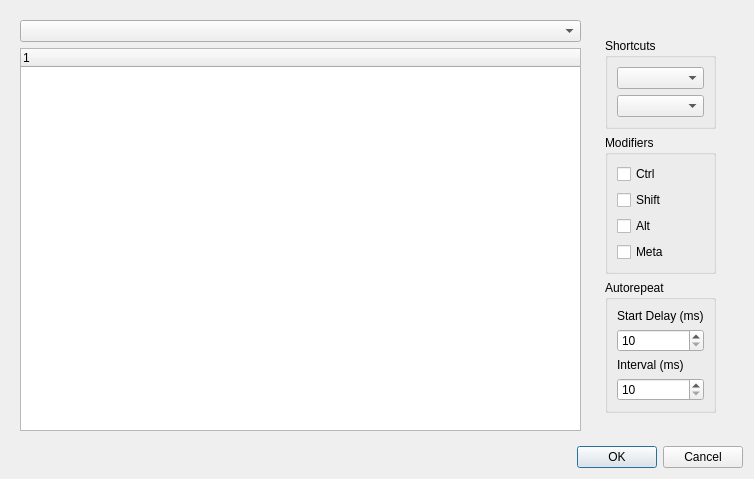
First picture: the form in src/traverso/ui/ShortcutEditorDialog.ui, repository ErwanLegrand/Traverso-DAW, before the edit.
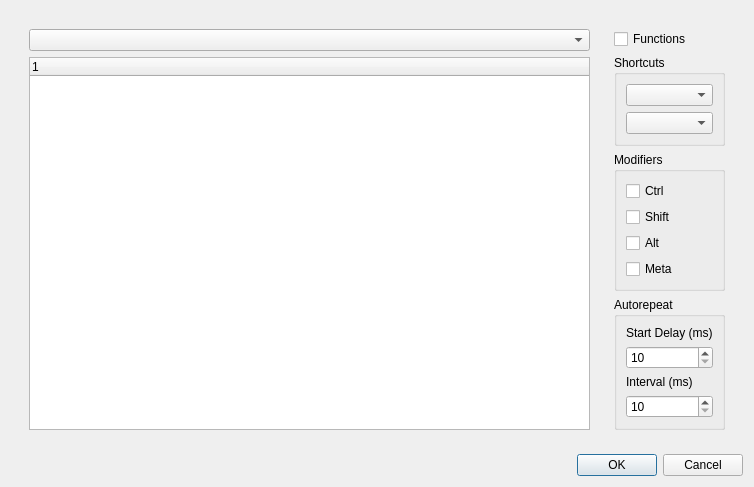
Second picture: the form after the edit.

Commit message: added option to show functions per shorcut key

The edit to the form file:
```diff
--- a/src/traverso/ui/ShortcutEditorDialog.ui
+++ b/src/traverso/ui/ShortcutEditorDialog.ui
@@ -7,7 +7,7 @@
     <x>0</x>
     <y>0</y>
     <width>754</width>
-    <height>452</height>
+    <height>412</height>
    </rect>
   </property>
   <property name="windowTitle">
@@ -15,24 +15,36 @@
   </property>
   <layout class="QVBoxLayout" name="verticalLayout">
    <item>
-    <widget class="QFrame" name="">
+    <widget class="QFrame" name="frame">
      <layout class="QHBoxLayout" name="horizontalLayout_2">
       <item>
+       <widget class="QFrame" name="">
        <layout class="QVBoxLayout" name="verticalLayout_2">
         <item>
          <widget class="QComboBox" name="objectsComboBox"/>
         </item>
         <item>
-         <widget class="QTreeWidget" name="shortcutsTreeWidget"/>
-        </item>
-       </layout>
+          <widget class="QTreeWidget" name="shortcutsTreeWidget">
+           <column>
+            <property name="text">
+             <string notr="true">1</string>
+            </property>
+           </column>
+          </widget>
+         </item>
+        </layout>
+       </widget>
       </item>
       <item>
-       <widget class="QWidget" name="" native="true">
+       <widget class="QFrame" name="frame">
         <layout class="QVBoxLayout" name="verticalLayout_3">
          <item>
-          <widget class="QFrame" name="">
-           <layout class="QVBoxLayout" name="verticalLayout_4">
+          <widget class="QCheckBox" name="showfunctionsCheckBox">
+           <property name="text">
+            <string>Functions</string>
+           </property>
+          </widget>
+         </item>
             <item>
              <widget class="QGroupBox" name="groupBox_3">
               <property name="title">
@@ -145,9 +157,8 @@
           </widget>
          </item>
         </layout>
-       </widget>
-      </item>
-     </layout>
+     <zorder>frame</zorder>
+     <zorder>frame</zorder>
     </widget>
    </item>
    <item>
```
Lines whose indentation alone changed are shown as unchanged. The commit also changes 6 other files.
